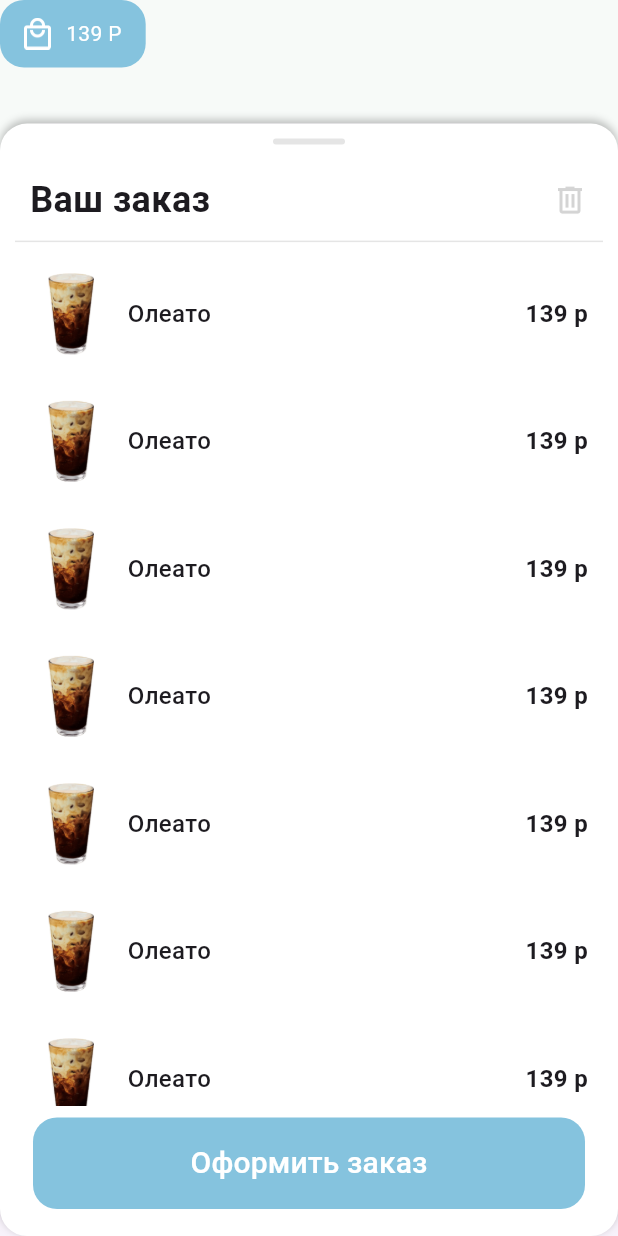
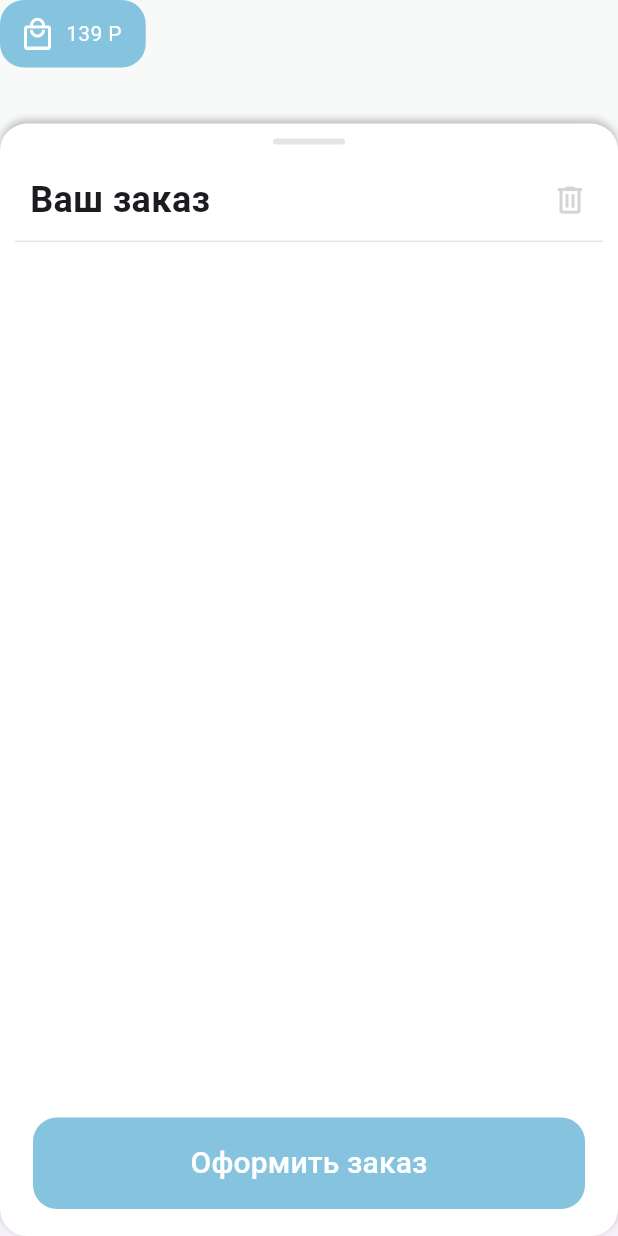
Before and after one commit to neekeetuh/coffee_shop, a Flutter app: the CartButton widget shown alone on an empty page, opened directly, after a tap on "139 P", on a phone screen of 412 x 824 dp. Run offline on Flutter 3.47's test engine with Material 3 defaults, Android fonts, the phone set to English and light mode, and no system bars; our stand-ins replace cached_network_image, dio, flutter_bloc; network calls fail.

Commit message:
created a provider for cart along with methods that are useful for calling them from ui, changed the implementation of menu item card widget (from stateful widget to stateless using provider), removed unnecessary assets

```diff
--- a/lib/src/features/menu/view/widgets/cart_bottom_sheet.dart
+++ b/lib/src/features/menu/view/widgets/cart_bottom_sheet.dart
@@ -1,7 +1,10 @@
+import 'package:cached_network_image/cached_network_image.dart';
+import 'package:coffee_shop/src/features/menu/providers/cart_provider.dart';
 import 'package:coffee_shop/src/features/menu/view/widgets/make_order_button.dart';
 import 'package:coffee_shop/src/theme/app_colors.dart';
 import 'package:coffee_shop/src/theme/image_sources.dart';
 import 'package:flutter/material.dart';
+import 'package:provider/provider.dart';
 
 class CartBottomSheet extends StatelessWidget {
   const CartBottomSheet({
@@ -10,6 +13,7 @@ class CartBottomSheet extends StatelessWidget {
 
   @override
   Widget build(BuildContext context) {
+    final cartProvier = context.watch<CartProvider>();
     return Container(
       padding: const EdgeInsets.all(10),
       decoration: BoxDecoration(
@@ -46,42 +50,55 @@ class CartBottomSheet extends StatelessWidget {
                   'Ваш заказ',
                   style: TextStyle(fontWeight: FontWeight.w700, fontSize: 24),
                 ),
-                Image.asset(
+                GestureDetector(
+                  onTap: () {
+                    context.read<CartProvider>().clearCart();
+                    Navigator.pop(context);
+                  },
+                  child: Image.asset(
                     ImageSources.recycleBinIcon,
                     height: 24,
                     width: 24,
+                  ),
                 )
               ],
             ),
           ),
           Expanded(
             child: ListView.separated(
-              itemCount: 13,
-              itemBuilder: (context, index) => Container(
+              itemCount: cartProvier.items.length,
+              itemBuilder: (context, index) {
+                final item = cartProvier.items[index];
+                return Container(
                   padding: const EdgeInsets.symmetric(horizontal: 10),
                   height: 75,
                   child: Row(
                     children: [
-                    Image.asset(
-                      ImageSources.coffeeTemplate,
+                      CachedNetworkImage(
+                        height: 55,
+                        width: 55,
+                        imageUrl: item.image,
+                        errorWidget: (context, _, __) => Image.asset(
+                          ImageSources.coffeeDefault,
                           height: 55,
                           width: 55,
                         ),
-                    const Expanded(
+                      ),
+                      Expanded(
                         child: Padding(
-                        padding: EdgeInsets.only(left: 10),
+                          padding: const EdgeInsets.only(left: 10),
                           child: Row(
                             mainAxisAlignment: MainAxisAlignment.spaceBetween,
                             children: [
                               Text(
-                              'Олеато',
-                              style: TextStyle(
+                                item.title,
+                                style: const TextStyle(
                                   fontWeight: FontWeight.w500,
                                   fontSize: 16,
                                 ),
                               ),
-                            Text('139 p',
-                                style: TextStyle(
+                              Text('${item.price}',
+                                  style: const TextStyle(
                                     fontWeight: FontWeight.w700,
                                     fontSize: 16,
                                   )),
@@ -91,7 +108,8 @@ class CartBottomSheet extends StatelessWidget {
                       )
                     ],
                   ),
-              ),
+                );
+              },
               separatorBuilder: (BuildContext context, int index) {
                 return const SizedBox(
                   height: 10,
--- a/lib/src/features/menu/view/widgets/cart_button.dart
+++ b/lib/src/features/menu/view/widgets/cart_button.dart
@@ -1,7 +1,9 @@
+import 'package:coffee_shop/src/features/menu/providers/cart_provider.dart';
 import 'package:coffee_shop/src/features/menu/view/widgets/cart_bottom_sheet.dart';
 import 'package:coffee_shop/src/theme/app_colors.dart';
 import 'package:coffee_shop/src/theme/image_sources.dart';
 import 'package:flutter/material.dart';
+import 'package:provider/provider.dart';
 
 class CartButton extends StatelessWidget {
   const CartButton({
@@ -13,13 +15,15 @@ class CartButton extends StatelessWidget {
 
   @override
   Widget build(BuildContext context) {
+    final cartProvider = context.read<CartProvider>();
     return GestureDetector(
       onTap: () {
         showModalBottomSheet(
           barrierColor: Colors.transparent,
           isScrollControlled: true,
           context: context,
-          builder: (context) => const CartBottomSheet(),
+          builder: (context) => ChangeNotifierProvider.value(
+              value: cartProvider, child: const CartBottomSheet()),
         );
       },
       child: Padding(
--- a/lib/src/theme/image_sources.dart
+++ b/lib/src/theme/image_sources.dart
@@ -1,11 +1,5 @@
 sealed class ImageSources {
   static const coffeeDefault = 'assets/coffee_default.png';
-  static const coffeeTemplate = 'assets/coffee_template.png';
-  static const coffe1 = 'assets/1.png';
-  static const coffe2 = 'assets/2.png';
-  static const coffe3 = 'assets/3.png';
-  static const coffe4 = 'assets/4.png';
-  static const coffe5 = 'assets/5.png';
   static const cartIcon = 'assets/cart_icon.png';
   static const recycleBinIcon = 'assets/recycle_bin_icon.png';
 }
```
Also changed, not shown: lib/src/features/menu/providers/cart_provider.dart (added, +45 -0 lines), lib/src/features/menu/view/menu_screen.dart (+9 -3 lines), lib/src/features/menu/view/widgets/menu_item_card.dart (+15 -31 lines), assets/1.png (deleted), assets/3.png (deleted), assets/5.png (deleted), assets/coffee_template.png (deleted). Lines whose indentation alone changed are shown as unchanged.
